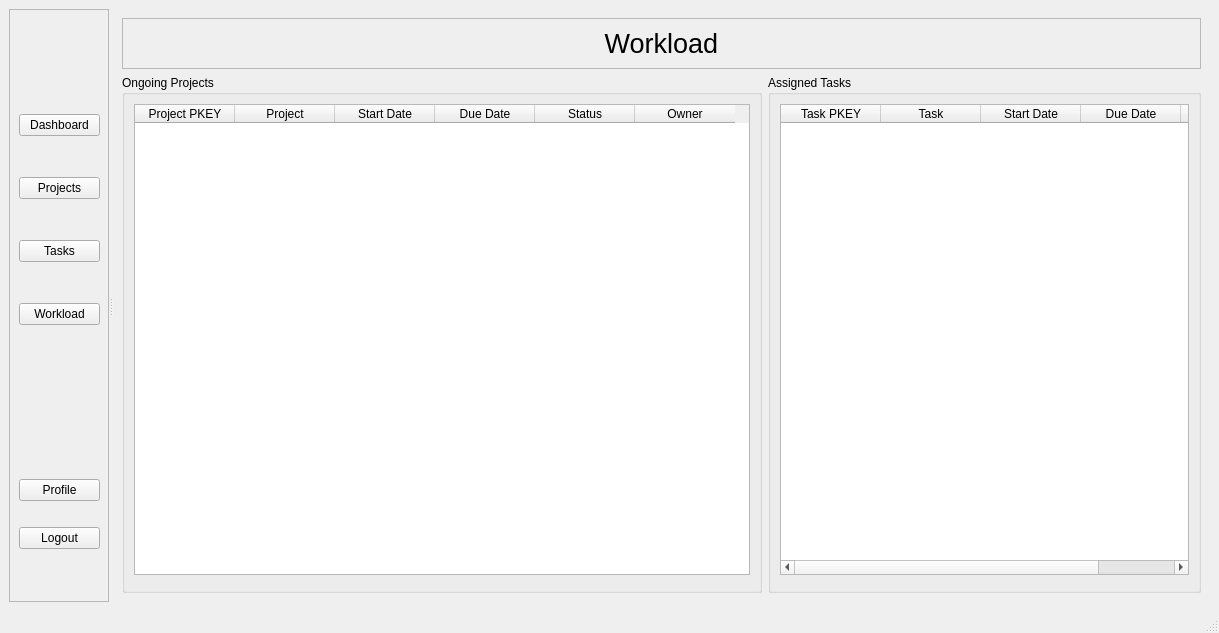
Old version of the form ui/homeWindow.ui in the repository yasar12123/Soft27101-PMS.
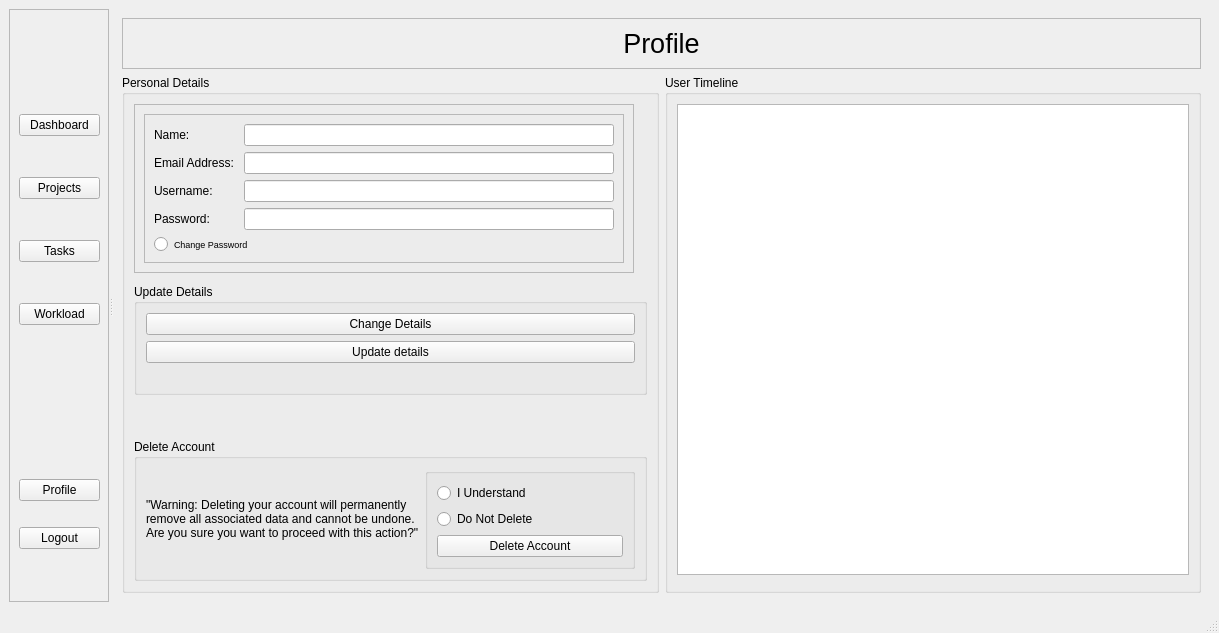
New version of the form. The open tabs and pages were chosen to show the change.

Commit message: setup email class, created functions to send emails , added in threading and created profile page

The edit to the form file:
```diff
--- a/ui/homeWindow.ui
+++ b/ui/homeWindow.ui
@@ -14,7 +14,7 @@
    <string>MainWindow</string>
   </property>
   <widget class="QWidget" name="centralwidget">
-   <layout class="QHBoxLayout" name="horizontalLayout">
+   <layout class="QVBoxLayout" name="verticalLayout_22">
     <item>
      <widget class="QSplitter" name="splitter">
       <property name="orientation">
@@ -747,7 +747,7 @@
                </font>
               </property>
               <property name="text">
-               <string>Workload</string>
+               <string>Profile</string>
               </property>
               <property name="alignment">
                <set>Qt::AlignCenter</set>
@@ -762,67 +762,312 @@
            <item>
             <widget class="QGroupBox" name="groupBox_9">
              <property name="title">
-              <string>Ongoing Projects</string>
+              <string>Personal Details</string>
              </property>
-             <layout class="QVBoxLayout" name="verticalLayout_19">
+             <layout class="QVBoxLayout" name="verticalLayout_26">
               <item>
-               <widget class="QTableWidget" name="ProjectsOngoingTable_2">
-                <property name="sizeAdjustPolicy">
-                 <enum>QAbstractScrollArea::AdjustToContents</enum>
-                </property>
-                <property name="editTriggers">
-                 <set>QAbstractItemView::NoEditTriggers</set>
-                </property>
-                <property name="sortingEnabled">
-                 <bool>true</bool>
-                </property>
-                <column>
-                 <property name="text">
-                  <string>Project PKEY</string>
-                 </property>
-                </column>
-                <column>
-                 <property name="text">
-                  <string>Project</string>
-                 </property>
-                </column>
-                <column>
-                 <property name="text">
-                  <string>Start Date</string>
-                 </property>
-                </column>
-                <column>
-                 <property name="text">
-                  <string>Due Date</string>
-                 </property>
-                </column>
-                <column>
-                 <property name="text">
-                  <string>Status</string>
-                 </property>
-                </column>
-                <column>
-                 <property name="text">
-                  <string>Owner</string>
-                 </property>
-                </column>
-               </widget>
-              </item>
-              <item>
-               <widget class="QFrame" name="projectPlotFrame_2">
-                <property name="baseSize">
-                 <size>
-                  <width>0</width>
-                  <height>0</height>
-                 </size>
-                </property>
-                <property name="frameShape">
-                 <enum>QFrame::StyledPanel</enum>
-                </property>
-                <property name="frameShadow">
-                 <enum>QFrame::Raised</enum>
-                </property>
-               </widget>
+               <layout class="QVBoxLayout" name="verticalLayout_25">
+                <item>
+                 <widget class="QFrame" name="projectPlotFrame_2">
+                  <property name="maximumSize">
+                   <size>
+                    <width>500</width>
+                    <height>700</height>
+                   </size>
+                  </property>
+                  <property name="baseSize">
+                   <size>
+                    <width>0</width>
+                    <height>0</height>
+                   </size>
+                  </property>
+                  <property name="frameShape">
+                   <enum>QFrame::StyledPanel</enum>
+                  </property>
+                  <property name="frameShadow">
+                   <enum>QFrame::Raised</enum>
+                  </property>
+                  <layout class="QGridLayout" name="gridLayout_2">
+                   <item row="0" column="0">
+                    <widget class="QFrame" name="frame_6">
+                     <property name="maximumSize">
+                      <size>
+                       <width>500</width>
+                       <height>700</height>
+                      </size>
+                     </property>
+                     <property name="frameShape">
+                      <enum>QFrame::StyledPanel</enum>
+                     </property>
+                     <property name="frameShadow">
+                      <enum>QFrame::Raised</enum>
+                     </property>
+                     <layout class="QVBoxLayout" name="verticalLayout_23">
+                      <item>
+                       <layout class="QGridLayout" name="gridLayout">
+                        <item row="0" column="0">
+                         <widget class="QLabel" name="label_5">
+                          <property name="text">
+                           <string>Name: </string>
+                          </property>
+                         </widget>
+                        </item>
+                        <item row="2" column="0">
+                         <widget class="QLabel" name="label_6">
+                          <property name="text">
+                           <string>Username: </string>
+                          </property>
+                         </widget>
+                        </item>
+                        <item row="0" column="1">
+                         <widget class="QLineEdit" name="pdNameLE"/>
+                        </item>
+                        <item row="1" column="0">
+                         <widget class="QLabel" name="label_7">
+                          <property name="text">
+                           <string>Email Address: </string>
+                          </property>
+                         </widget>
+                        </item>
+                        <item row="1" column="1">
+                         <widget class="QLineEdit" name="pdEmailLE"/>
+                        </item>
+                        <item row="3" column="0">
+                         <widget class="QLabel" name="newPasswordLabel">
+                          <property name="text">
+                           <string>Password: </string>
+                          </property>
+                         </widget>
+                        </item>
+                        <item row="3" column="1">
+                         <widget class="QLineEdit" name="pdPasswordLE"/>
+                        </item>
+                        <item row="2" column="1">
+                         <widget class="QLineEdit" name="pdUsernameLE"/>
+                        </item>
+                       </layout>
+                      </item>
+                      <item>
+                       <widget class="QRadioButton" name="changePasswordRB">
+                        <property name="font">
+                         <font>
+                          <pointsize>7</pointsize>
+                         </font>
+                        </property>
+                        <property name="text">
+                         <string>Change Password</string>
+                        </property>
+                        <property name="iconSize">
+                         <size>
+                          <width>14</width>
+                          <height>14</height>
+                         </size>
+                        </property>
+                       </widget>
+                      </item>
+                     </layout>
+                    </widget>
+                   </item>
+                  </layout>
+                 </widget>
+                </item>
+                <item>
+                 <spacer name="verticalSpacer_2">
+                  <property name="orientation">
+                   <enum>Qt::Vertical</enum>
+                  </property>
+                  <property name="sizeHint" stdset="0">
+                   <size>
+                    <width>20</width>
+                    <height>40</height>
+                   </size>
+                  </property>
+                 </spacer>
+                </item>
+                <item>
+                 <widget class="QGroupBox" name="groupBox_11">
+                  <property name="title">
+                   <string>Update Details</string>
+                  </property>
+                  <layout class="QVBoxLayout" name="verticalLayout_19">
+                   <item>
+                    <widget class="QPushButton" name="changeDetailsButton">
+                     <property name="text">
+                      <string>Change Details</string>
+                     </property>
+                    </widget>
+                   </item>
+                   <item>
+                    <widget class="QPushButton" name="updateDetailsButton">
+                     <property name="text">
+                      <string>Update details</string>
+                     </property>
+                    </widget>
+                   </item>
+                   <item>
+                    <widget class="QLabel" name="updateStatusLabel">
+                     <property name="text">
+                      <string/>
+                     </property>
+                    </widget>
+                   </item>
+                  </layout>
+                 </widget>
+                </item>
+                <item>
+                 <spacer name="verticalSpacer_3">
+                  <property name="orientation">
+                   <enum>Qt::Vertical</enum>
+                  </property>
+                  <property name="sizeHint" stdset="0">
+                   <size>
+                    <width>20</width>
+                    <height>40</height>
+                   </size>
+                  </property>
+                 </spacer>
+                </item>
+                <item>
+                 <spacer name="verticalSpacer_5">
+                  <property name="orientation">
+                   <enum>Qt::Vertical</enum>
+                  </property>
+                  <property name="sizeHint" stdset="0">
+                   <size>
+                    <width>20</width>
+                    <height>40</height>
+                   </size>
+                  </property>
+                 </spacer>
+                </item>
+                <item>
+                 <spacer name="verticalSpacer_4">
+                  <property name="orientation">
+                   <enum>Qt::Vertical</enum>
+                  </property>
+                  <property name="sizeHint" stdset="0">
+                   <size>
+                    <width>20</width>
+                    <height>40</height>
+                   </size>
+                  </property>
+                 </spacer>
+                </item>
+                <item>
+                 <spacer name="verticalSpacer_9">
+                  <property name="orientation">
+                   <enum>Qt::Vertical</enum>
+                  </property>
+                  <property name="sizeHint" stdset="0">
+                   <size>
+                    <width>20</width>
+                    <height>40</height>
+                   </size>
+                  </property>
+                 </spacer>
+                </item>
+                <item>
+                 <spacer name="verticalSpacer_7">
+                  <property name="orientation">
+                   <enum>Qt::Vertical</enum>
+                  </property>
+                  <property name="sizeHint" stdset="0">
+                   <size>
+                    <width>20</width>
+                    <height>40</height>
+                   </size>
+                  </property>
+                 </spacer>
+                </item>
+                <item>
+                 <spacer name="verticalSpacer_8">
+                  <property name="orientation">
+                   <enum>Qt::Vertical</enum>
+                  </property>
+                  <property name="sizeHint" stdset="0">
+                   <size>
+                    <width>20</width>
+                    <height>40</height>
+                   </size>
+                  </property>
+                 </spacer>
+                </item>
+                <item>
+                 <spacer name="verticalSpacer_6">
+                  <property name="orientation">
+                   <enum>Qt::Vertical</enum>
+                  </property>
+                  <property name="sizeHint" stdset="0">
+                   <size>
+                    <width>20</width>
+                    <height>40</height>
+                   </size>
+                  </property>
+                 </spacer>
+                </item>
+                <item>
+                 <spacer name="verticalSpacer">
+                  <property name="orientation">
+                   <enum>Qt::Vertical</enum>
+                  </property>
+                  <property name="sizeHint" stdset="0">
+                   <size>
+                    <width>20</width>
+                    <height>40</height>
+                   </size>
+                  </property>
+                 </spacer>
+                </item>
+                <item>
+                 <widget class="QGroupBox" name="groupBox_12">
+                  <property name="title">
+                   <string>Delete Account</string>
+                  </property>
+                  <layout class="QHBoxLayout" name="horizontalLayout">
+                   <item>
+                    <widget class="QLabel" name="label_9">
+                     <property name="text">
+                      <string>&quot;Warning: Deleting your account will permanently remove all associated data and cannot be undone. Are you sure you want to proceed with this action?&quot;</string>
+                     </property>
+                     <property name="wordWrap">
+                      <bool>true</bool>
+                     </property>
+                    </widget>
+                   </item>
+                   <item>
+                    <widget class="QGroupBox" name="groupBox_13">
+                     <property name="title">
+                      <string/>
+                     </property>
+                     <layout class="QVBoxLayout" name="verticalLayout_24">
+                      <item>
+                       <widget class="QRadioButton" name="accountDeleteRB">
+                        <property name="text">
+                         <string>I Understand</string>
+                        </property>
+                       </widget>
+                      </item>
+                      <item>
+                       <widget class="QRadioButton" name="accountDoNotDeleteRB">
+                        <property name="text">
+                         <string>Do Not Delete</string>
+                        </property>
+                       </widget>
+                      </item>
+                      <item>
+                       <widget class="QPushButton" name="accountDeleteButton">
+                        <property name="text">
+                         <string>Delete Account</string>
+                        </property>
+                       </widget>
+                      </item>
+                     </layout>
+                    </widget>
+                   </item>
+                  </layout>
+                 </widget>
+                </item>
+               </layout>
               </item>
              </layout>
             </widget>
@@ -830,42 +1075,14 @@
            <item>
             <widget class="QGroupBox" name="groupBox_10">
              <property name="title">
-              <string>Assigned Tasks</string>
+              <string>User Timeline</string>
              </property>
              <layout class="QVBoxLayout" name="verticalLayout_20">
               <item>
-               <widget class="QTableWidget" name="TasksOngoingTable_2">
+               <widget class="QListWidget" name="TasksOngoingTable_2">
                 <property name="editTriggers">
                  <set>QAbstractItemView::NoEditTriggers</set>
                 </property>
-                <property name="sortingEnabled">
-                 <bool>true</bool>
-                </property>
-                <column>
-                 <property name="text">
-                  <string>Task PKEY</string>
-                 </property>
-                </column>
-                <column>
-                 <property name="text">
-                  <string>Task</string>
-                 </property>
-                </column>
-                <column>
-                 <property name="text">
-                  <string>Start Date</string>
-                 </property>
-                </column>
-                <column>
-                 <property name="text">
-                  <string>Due Date</string>
-                 </property>
-                </column>
-                <column>
-                 <property name="text">
-                  <string>Status</string>
-                 </property>
-                </column>
                </widget>
               </item>
               <item>
```
Left out of the diff: 12 changed lines with no effect on the pictures. The commit also changes 32 other files.
